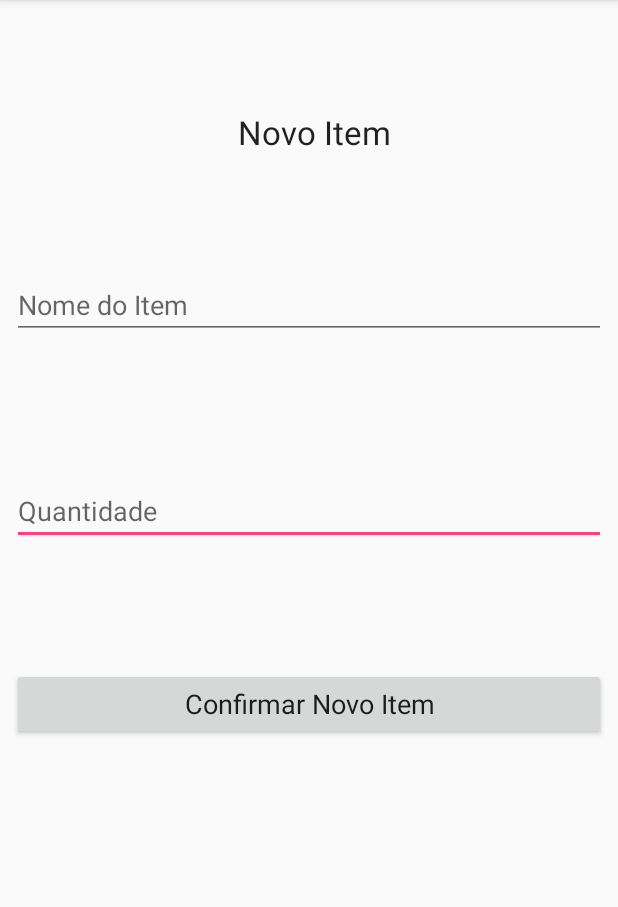
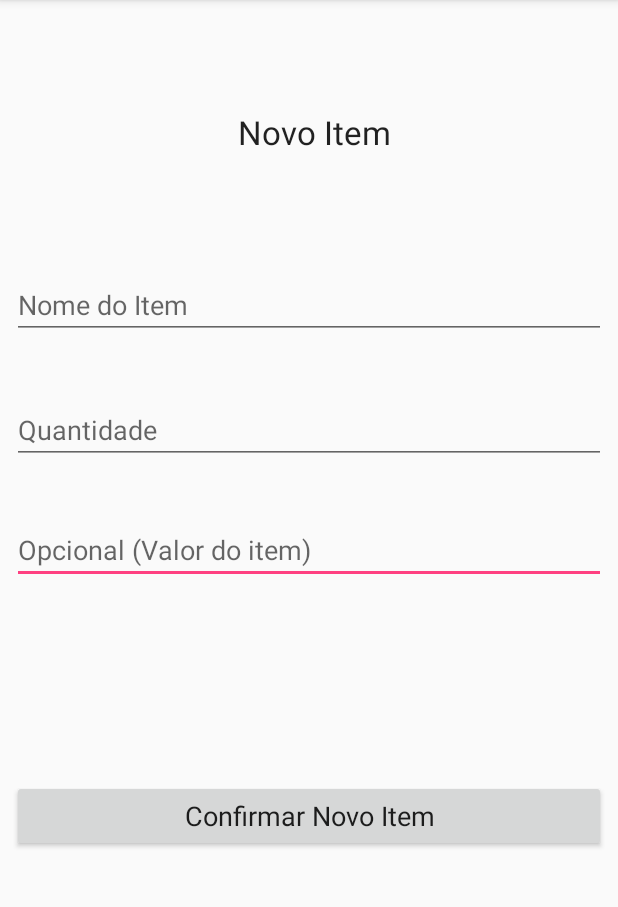
Before and after one commit to ufjf-dcc196/dcc196-2018-3-trb3-gabriel-martins-e-mateus-goncalo, an Android app: the CadastrarItemActivity screen opened directly, with no data from a screen before it, on a phone screen of 412 x 824 dp, the part 84-991 px from its top. Run offline under Robolectric (Android 15) with nearby library versions, the light colour scheme and no system bars.

Commit message:
Adicionando Persistência ao cadastro de item

```diff
--- a/app/src/main/java/com/ufjf/dcc196/dcc196_trb03/CadastrarItemActivity.java
+++ b/app/src/main/java/com/ufjf/dcc196/dcc196_trb03/CadastrarItemActivity.java
@@ -1,8 +1,11 @@
 package com.ufjf.dcc196.dcc196_trb03;
 
 import android.app.Activity;
+import android.content.ContentValues;
+import android.database.sqlite.SQLiteDatabase;
 import android.support.v7.app.AppCompatActivity;
 import android.os.Bundle;
+import android.util.Log;
 import android.view.View;
 import android.widget.Button;
 import android.widget.EditText;
@@ -12,19 +15,38 @@ public class CadastrarItemActivity extends AppCompatActivity {
     private Button btnConfNovoItem;
     private EditText etxtNomeItem;
     private EditText etxtQuantidadeItem;
+    private EditText etxtValorItem;
+    private ListaDbHelper dbHelper;
 
     @Override
     protected void onCreate(Bundle savedInstanceState) {
         super.onCreate(savedInstanceState);
         setContentView(R.layout.activity_cadastrar_item);
 
+        dbHelper = new ListaDbHelper(getApplicationContext());
+
         btnConfNovoItem = (Button) findViewById(R.id.btn_ConfNovoItem);
         etxtNomeItem = (EditText) findViewById(R.id.etxt_NomeItem);
         etxtQuantidadeItem = (EditText) findViewById(R.id.etxt_QtdItem);
+        etxtValorItem = (EditText) findViewById(R.id.etxt_ValorItem);
 
         btnConfNovoItem.setOnClickListener(new View.OnClickListener() {
             @Override
             public void onClick(View v) {
+                ItemDeLista item = new ItemDeLista();
+                SQLiteDatabase db = dbHelper.getWritableDatabase();
+                ContentValues valores = new ContentValues();
+                item.setNomeItem(etxtNomeItem.getText().toString());
+                item.setQuantidadeItem(Integer.parseInt(etxtQuantidadeItem.getText().toString()));
+                if (etxtValorItem.getText().toString() != "")
+                {
+                    item.setValor(Double.parseDouble(etxtValorItem.getText().toString()));
+                    valores.put(AppContract.ItemLista.COLUMN_NAME_VALOR, item.getValor());
+                }
+                valores.put(AppContract.ItemLista.COLUMN_NAME_NOME, item.getNomeItem());
+                valores.put(AppContract.ItemLista.COLUMN_NAME_QUANTIDADE, item.getQuantidadeItem());
+                long id = db.insert(AppContract.ItemLista.TABLE_NAME,null, valores);
+                Log.i("DBINFO", "registro criado com id: "+id);
                 setResult(Activity.RESULT_OK);
                 finish();
             }
--- a/app/src/main/java/com/ufjf/dcc196/dcc196_trb03/ItemDeLista.java
+++ b/app/src/main/java/com/ufjf/dcc196/dcc196_trb03/ItemDeLista.java
@@ -12,6 +12,9 @@ public class ItemDeLista {
         this.nomeItem = nomeItem;
         this.quantidadeItem = quantidadeItem;
         this.valor = valor;
+    }
+
+    public ItemDeLista() {
     }
 
     public Integer getCodigoItem() {
--- a/app/src/main/res/layout/activity_cadastrar_item.xml
+++ b/app/src/main/res/layout/activity_cadastrar_item.xml
@@ -5,6 +5,26 @@
     android:layout_width="match_parent"
     android:layout_height="match_parent"
     tools:context=".CadastrarItemActivity">
+
+    <EditText
+        android:id="@+id/etxt_ValorItem"
+        android:layout_width="0dp"
+        android:layout_height="wrap_content"
+        android:layout_marginBottom="8dp"
+        android:layout_marginEnd="8dp"
+        android:layout_marginLeft="8dp"
+        android:layout_marginRight="8dp"
+        android:layout_marginStart="8dp"
+        android:layout_marginTop="8dp"
+        android:ems="10"
+        android:hint="@string/hint_ValorItem"
+        android:inputType="numberDecimal"
+        app:layout_constraintBottom_toBottomOf="parent"
+        app:layout_constraintEnd_toEndOf="parent"
+        app:layout_constraintHorizontal_bias="0.0"
+        app:layout_constraintStart_toStartOf="parent"
+        app:layout_constraintTop_toTopOf="parent"
+        app:layout_constraintVertical_bias="0.475" />
 
     <EditText
         android:id="@+id/etxt_QtdItem"
@@ -24,7 +44,7 @@
         app:layout_constraintHorizontal_bias="0.0"
         app:layout_constraintStart_toStartOf="parent"
         app:layout_constraintTop_toTopOf="parent"
-        app:layout_constraintVertical_bias="0.439" />
+        app:layout_constraintVertical_bias="0.362" />
 
     <TextView
         android:id="@+id/textView4"
@@ -76,5 +96,5 @@
         app:layout_constraintHorizontal_bias="0.0"
         app:layout_constraintStart_toStartOf="parent"
         app:layout_constraintTop_toTopOf="parent"
-        app:layout_constraintVertical_bias="0.621" />
+        app:layout_constraintVertical_bias="0.727" />
 </android.support.constraint.ConstraintLayout>
--- a/app/src/main/res/values/strings.xml
+++ b/app/src/main/res/values/strings.xml
@@ -5,4 +5,5 @@
     <string name="hint_Qtd">Quantidade</string>
     <string name="hint_DataLista">Data da lista</string>
     <string name="hint_NomeMercado">Nome do mercado</string>
+    <string name="hint_ValorItem">Opcional (Valor do item)</string>
 </resources>
```
Also changed, not shown: app/src/main/java/com/ufjf/dcc196/dcc196_trb03/ListaActivity.java (+11 -0 lines), app/src/main/java/com/ufjf/dcc196/dcc196_trb03/ListaAdapter.java (+9 -11 lines), app/src/main/res/layout/listas_layout.xml (+0 -7 lines).
